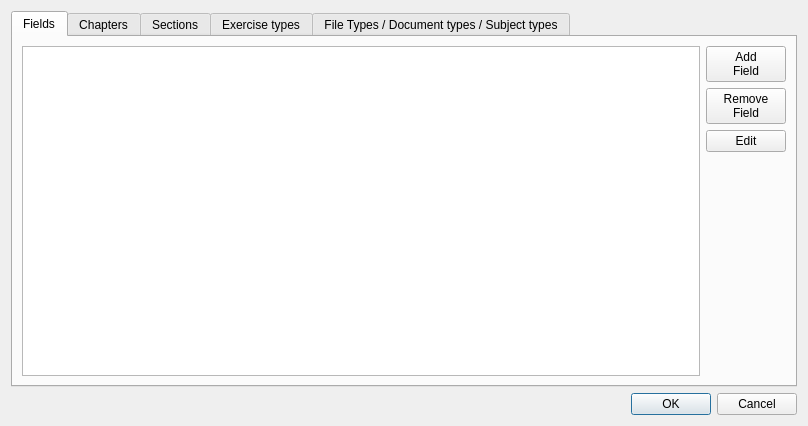
The window that datatex/datatables.ui (CSMathematics/DataTex) describes before a commit, drawn with Qt 5.
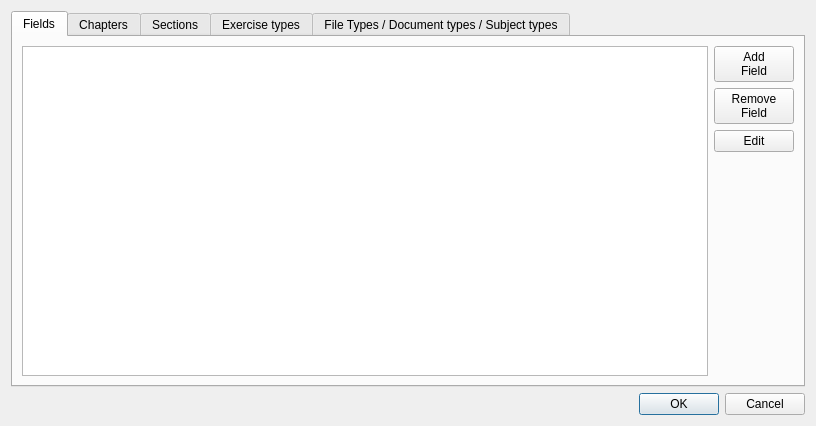
The same window after the commit. The open tabs and pages were chosen to show the change. Icons and pictures are not drawn.

```diff
--- a/datatex/datatables.ui
+++ b/datatex/datatables.ui
@@ -6,7 +6,7 @@
    <rect>
     <x>0</x>
     <y>0</y>
-    <width>690</width>
+    <width>816</width>
     <height>426</height>
    </rect>
   </property>
```
Left out of the diff: 47 changed lines with no effect on the pictures.
